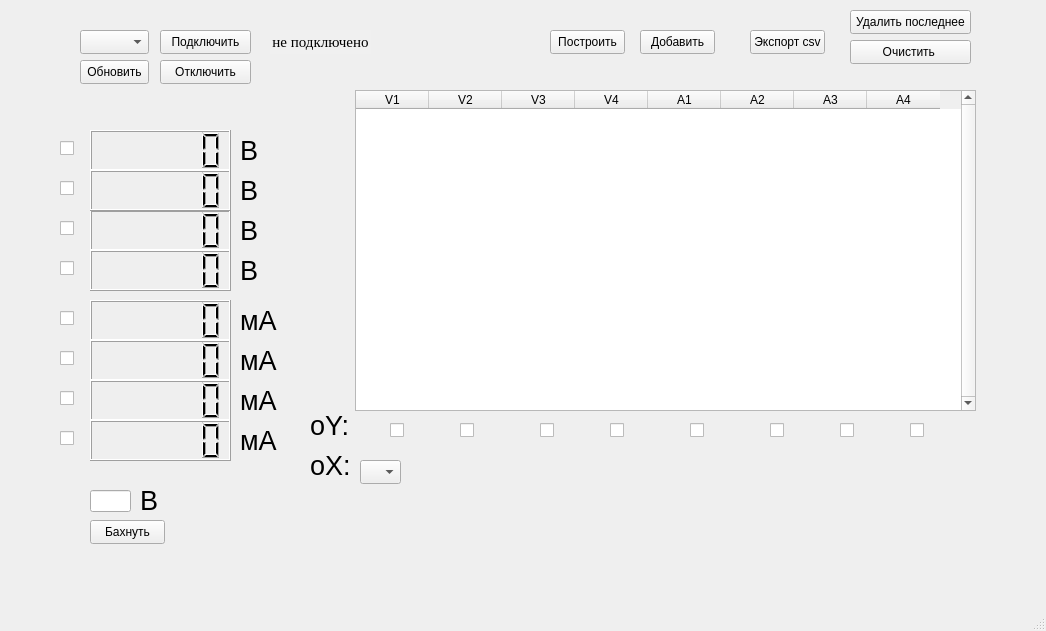
Qt form interface.ui (KejLater/lab_stand) before a commit.
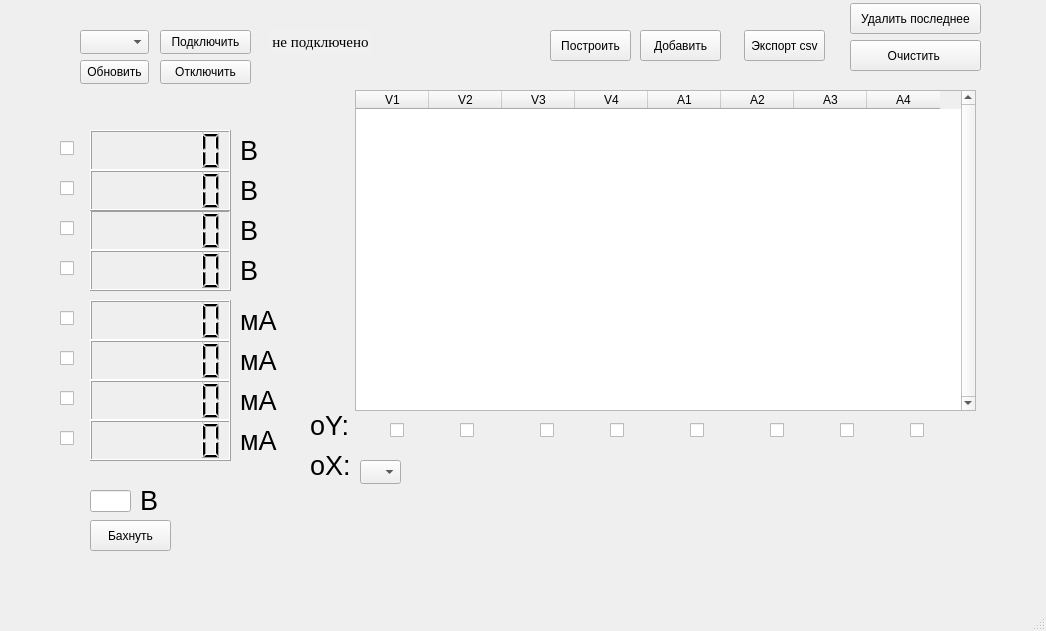
The same form after that commit.

```diff
--- a/interface.ui
+++ b/interface.ui
@@ -918,8 +918,8 @@
      <rect>
       <x>550</x>
       <y>30</y>
-      <width>75</width>
-      <height>24</height>
+      <width>81</width>
+      <height>31</height>
      </rect>
     </property>
     <property name="text">
@@ -931,8 +931,8 @@
      <rect>
       <x>640</x>
       <y>30</y>
-      <width>75</width>
-      <height>24</height>
+      <width>81</width>
+      <height>31</height>
      </rect>
     </property>
     <property name="text">
@@ -1169,8 +1169,8 @@
      <rect>
       <x>90</x>
       <y>520</y>
-      <width>75</width>
-      <height>24</height>
+      <width>81</width>
+      <height>31</height>
      </rect>
     </property>
     <property name="text">
@@ -1193,10 +1193,10 @@
    <widget class="QPushButton" name="exportCSV">
     <property name="geometry">
      <rect>
-      <x>750</x>
+      <x>744</x>
       <y>30</y>
-      <width>75</width>
-      <height>24</height>
+      <width>81</width>
+      <height>31</height>
      </rect>
     </property>
     <property name="text">
@@ -1207,9 +1207,9 @@
     <property name="geometry">
      <rect>
       <x>850</x>
-      <y>10</y>
-      <width>121</width>
-      <height>24</height>
+      <y>3</y>
+      <width>131</width>
+      <height>31</height>
      </rect>
     </property>
     <property name="text">
@@ -1221,8 +1221,8 @@
      <rect>
       <x>850</x>
       <y>40</y>
-      <width>121</width>
-      <height>24</height>
+      <width>131</width>
+      <height>31</height>
      </rect>
     </property>
     <property name="text">
```
